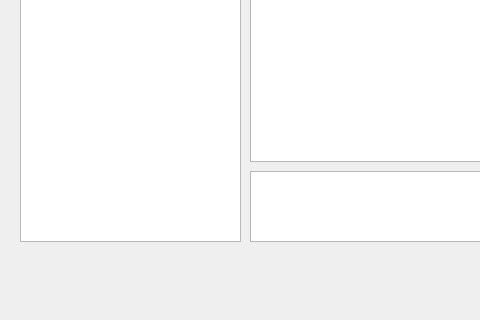
First picture: the form in 4981_ChatRoom/clientwindow.ui, repository men-from-kazakhstan/4981-ChatRoom, before the edit; both pictures show x 0 to 480 and y 119 to 439 of the 653 by 439 pixel window.
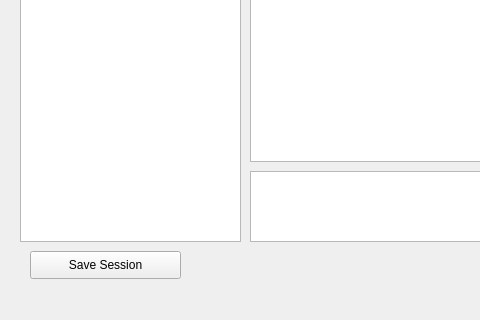
Second picture: the form after the edit.

The edit to the form file:
```diff
--- a/4981_ChatRoom/clientwindow.ui
+++ b/4981_ChatRoom/clientwindow.ui
@@ -73,6 +73,19 @@
      <string>Send</string>
     </property>
    </widget>
+   <widget class="QPushButton" name="cltSaveButton">
+    <property name="geometry">
+     <rect>
+      <x>30</x>
+      <y>370</y>
+      <width>151</width>
+      <height>28</height>
+     </rect>
+    </property>
+    <property name="text">
+     <string>Save Session</string>
+    </property>
+   </widget>
   </widget>
   <widget class="QMenuBar" name="menubar">
    <property name="geometry">
```
Left out of the diff: 2 changed lines with no effect on the pictures.
